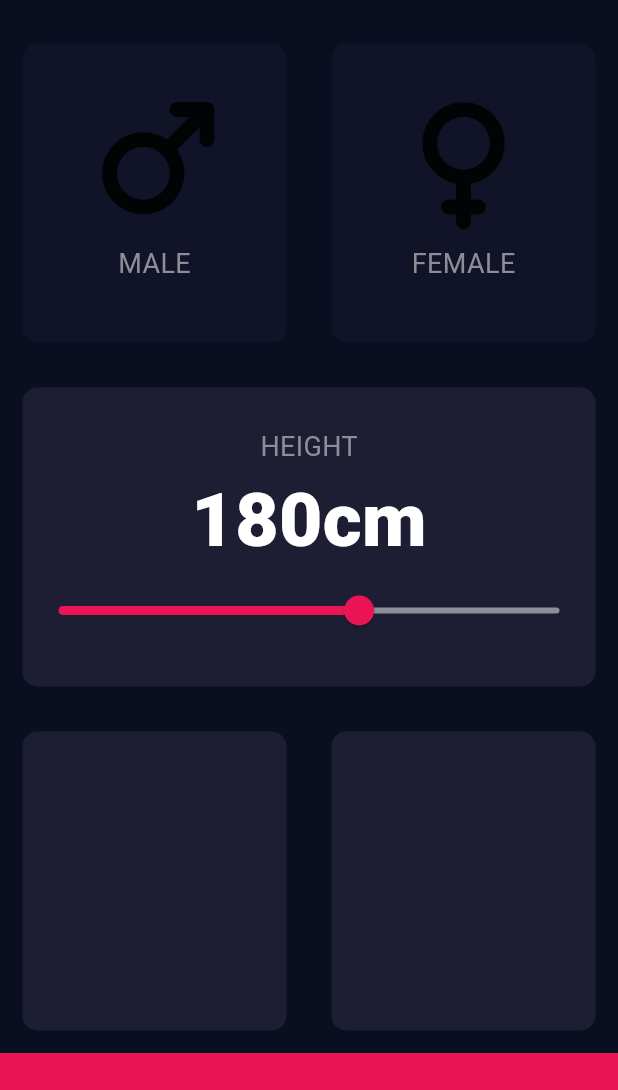
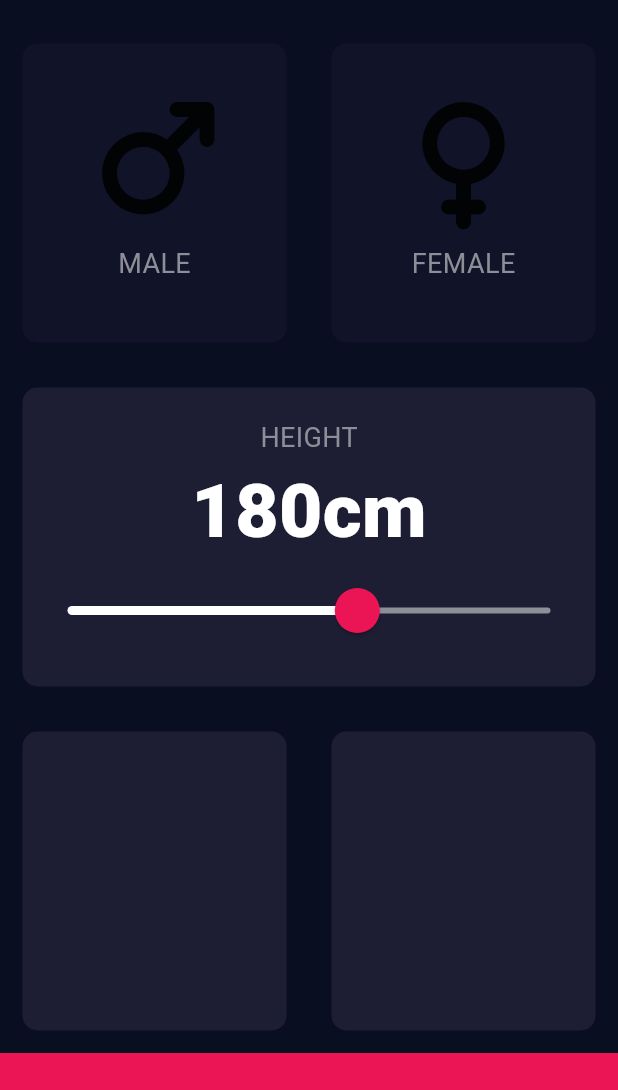
Before and after one commit to rahulmathur87/BMI_calculator, a Flutter app: the screen it shows after launch, on a phone screen of 412 x 824 dp, the part 63-1153 px from its top. Run offline on Flutter 3.47's test engine with Material 3 defaults, Android fonts, the phone set to English and light mode, and no system bars; our stand-ins replace font_awesome_flutter.

Commit message:
slider customized

```diff
--- a/lib/input_page.dart
+++ b/lib/input_page.dart
@@ -79,17 +79,26 @@
                               Text('cm', style: kNumberTextStyle),
                             ],
                           ),
-                          Slider(
+                          SliderTheme(
+                            data: SliderTheme.of(context).copyWith(
+                              activeTrackColor: Colors.white,
+                              inactiveTrackColor: Color(0xFF8D8E98),
+                              thumbColor: Color(0xFFEB1555),
+                              overlayColor: Color(0x1FEB1555),
+                              thumbShape: RoundSliderThumbShape(enabledThumbRadius: 15.0),
+                              overlayShape: RoundSliderOverlayShape(overlayRadius: 30.0)
+                            ),
+                            child: Slider(
                               value: height.toDouble(),
                               min: 120.0,
                               max: 220.0,
-                            activeColor: Color(0xFFEB1555),
-                            inactiveColor: Color(0xFF8D8E98),
+
                               onChanged: (double newValue) {
                                 setState(() {
                                   height = newValue.round();
                                 });
                               },
+                            ),
                           ),
                         ],
                       ),
```
Lines whose indentation alone changed are shown as unchanged.
